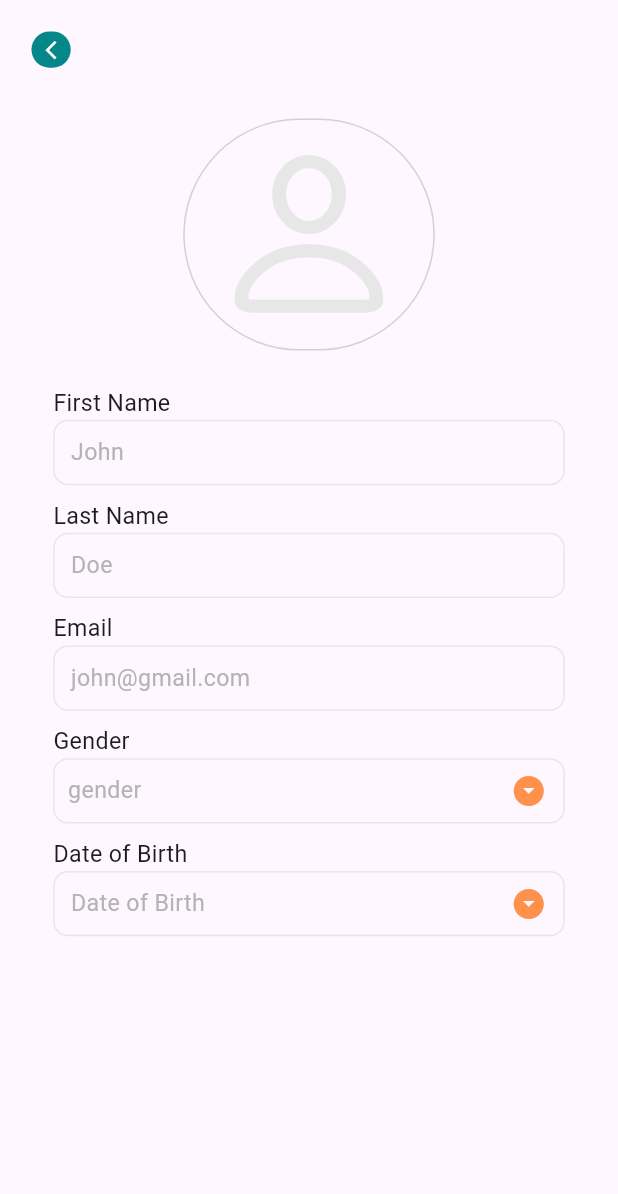
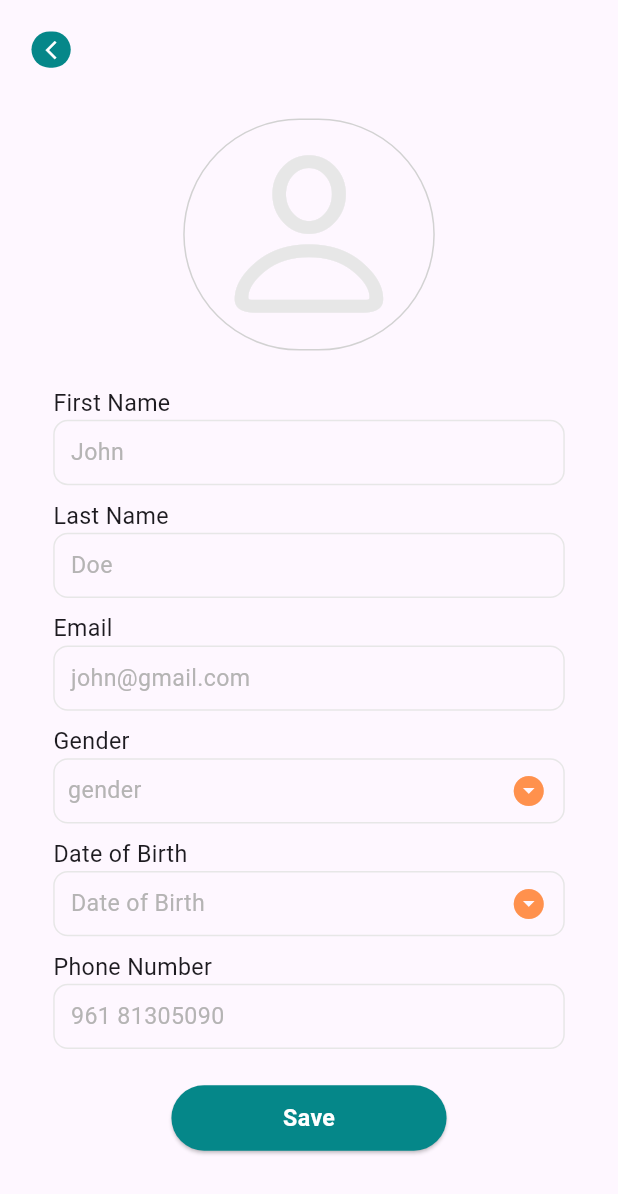
Before and after one commit to afif-ayoubi/Clever-Karma, a Flutter app: the screen it shows after launch, on a phone screen of 412 x 824 dp. Shown: the top 1194 px of the screen. Run offline on Flutter 3.47's test engine with Material 3 defaults, Android fonts, the phone set to English and light mode, and no system bars; our stand-ins replace bloc, dartz, equatable, flutter_animate, flutter_bloc, flutter_screenutil and 6 more; project files that could hold a hidden picture were left out.

Commit message:
finilized profile page

```diff
--- a/mobile/lib/features/auth/presentation/widgets/profile_page/profile_detail_widget.dart
+++ b/mobile/lib/features/auth/presentation/widgets/profile_page/profile_detail_widget.dart
@@ -6,6 +6,7 @@ import 'package:flutter_screenutil/flutter_screenutil.dart';
 import 'package:gap/gap.dart';
 import 'package:image_picker/image_picker.dart';
 import 'package:mobile/core/theme/hex_color.dart';
+import 'package:mobile/features/auth/presentation/widgets/common_widgets/custom_btn.dart';
 import '../common_widgets/app_bar.dart';
 import '../common_widgets/custom_textfield.dart';
 import 'custom_dropdown.dart';
@@ -70,7 +71,7 @@ class _ProfileDetailWidgetState extends State<ProfileDetailWidget> {
                 ),
               ),
               Gap(25.h),
-              _FieldSection(),
+              _fieldSection(),
             ],
           ),
         ),
@@ -78,7 +79,7 @@ class _ProfileDetailWidgetState extends State<ProfileDetailWidget> {
     );
   }
 
-  Widget _FieldSection() {
+  Widget _fieldSection() {
     return Padding(
       padding: const EdgeInsets.symmetric(horizontal: 15.0).r,
       child: Column(
@@ -114,6 +115,19 @@ class _ProfileDetailWidgetState extends State<ProfileDetailWidget> {
             labelText: 'Date of Birth',
             isDate: true,
           ),
+          Gap(10.h),
+          CustomTextField(
+            hintText: '961 81305090',
+            controller: _phoneController,
+            labelText: 'Phone Number',
+          ),
+          Gap(25.h),
+          CustomBtn(
+            text: "Save",
+            onPressed: () {},
+            width: true,
+          ),
+          Gap(40.h)
         ],
       ),
     );
```
